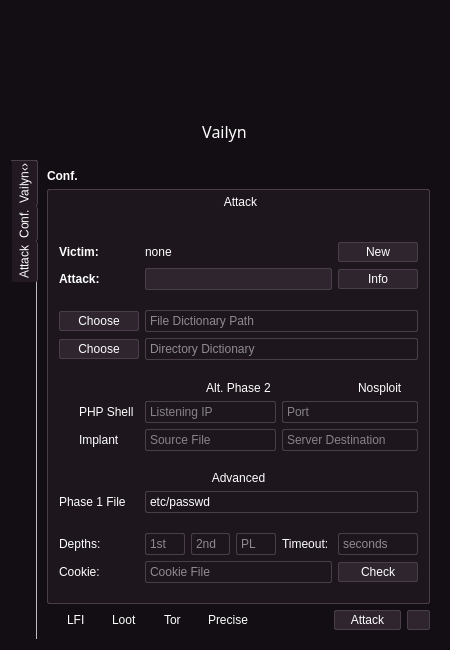
Qt form core/qt5/Main.ui (VainlyStrain/Vailyn) before a commit.
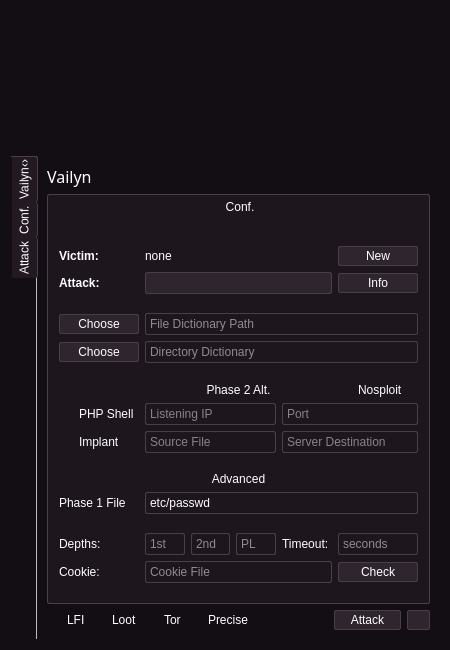
The same form after that commit. Icons and pictures are not drawn.

Patch:
```diff
--- a/core/qt5/Main.ui
+++ b/core/qt5/Main.ui
@@ -820,14 +820,14 @@
       <widget class="QLabel" name="logo">
        <property name="minimumSize">
         <size>
-         <width>88</width>
-         <height>88</height>
+         <width>135</width>
+         <height>135</height>
         </size>
        </property>
        <property name="maximumSize">
         <size>
-         <width>88</width>
-         <height>88</height>
+         <width>135</width>
+         <height>135</height>
         </size>
        </property>
        <property name="text">
@@ -841,73 +841,13 @@
     </layout>
    </item>
    <item>
-    <layout class="QHBoxLayout" name="buttonBar" stretch="0,0,0">
+    <layout class="QHBoxLayout" name="buttonBar">
      <property name="spacing">
       <number>10</number>
      </property>
      <property name="topMargin">
       <number>0</number>
      </property>
-     <item>
-      <spacer name="horizontalSpacer_4">
-       <property name="orientation">
-        <enum>Qt::Horizontal</enum>
-       </property>
-       <property name="sizeHint" stdset="0">
-        <size>
-         <width>500</width>
-         <height>20</height>
-        </size>
-       </property>
-      </spacer>
-     </item>
-     <item>
-      <widget class="QLabel" name="label">
-       <property name="sizePolicy">
-        <sizepolicy hsizetype="Preferred" vsizetype="Fixed">
-         <horstretch>0</horstretch>
-         <verstretch>0</verstretch>
-        </sizepolicy>
-       </property>
-       <property name="minimumSize">
-        <size>
-         <width>0</width>
-         <height>45</height>
-        </size>
-       </property>
-       <property name="maximumSize">
-        <size>
-         <width>16777212</width>
-         <height>45</height>
-        </size>
-       </property>
-       <property name="font">
-        <font>
-         <family>Passero One</family>
-         <pointsize>12</pointsize>
-        </font>
-       </property>
-       <property name="text">
-        <string>Vailyn</string>
-       </property>
-       <property name="alignment">
-        <set>Qt::AlignCenter</set>
-       </property>
-      </widget>
-     </item>
-     <item>
-      <spacer name="horizontalSpacer">
-       <property name="orientation">
-        <enum>Qt::Horizontal</enum>
-       </property>
-       <property name="sizeHint" stdset="0">
-        <size>
-         <width>500</width>
-         <height>20</height>
-        </size>
-       </property>
-      </spacer>
-     </item>
     </layout>
    </item>
    <item>
@@ -1072,13 +1012,15 @@
              <widget class="QLabel" name="mandatoryLabel">
               <property name="font">
                <font>
-                <weight>75</weight>
-                <bold>true</bold>
+                <family>Passero One</family>
+                <pointsize>12</pointsize>
+                <weight>50</weight>
+                <bold>false</bold>
                 <underline>false</underline>
                </font>
               </property>
               <property name="text">
-               <string>Conf.</string>
+               <string>Vailyn</string>
               </property>
              </widget>
             </item>
@@ -1312,7 +1254,7 @@
                    <bool>false</bool>
                   </property>
                   <property name="title">
-                   <string>Attack</string>
+                   <string>Conf.</string>
                   </property>
                   <property name="alignment">
                    <set>Qt::AlignCenter</set>
@@ -1712,7 +1654,7 @@
                       <item row="7" column="1" colspan="4">
                        <widget class="QLabel" name="phase2Label">
                         <property name="text">
-                         <string>Alt. Phase 2</string>
+                         <string>Phase 2 Alt.</string>
                         </property>
                         <property name="alignment">
                          <set>Qt::AlignCenter</set>
```
Left out of the diff: 2 changed lines with no effect on the pictures.
